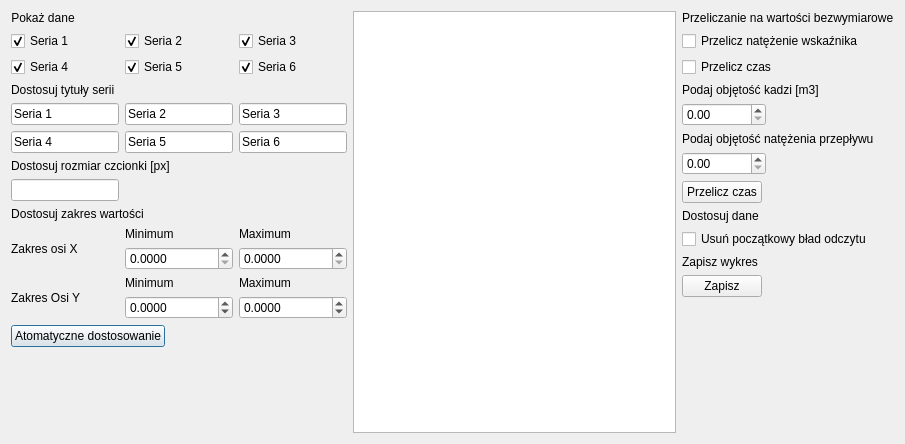
JakubDulewicz/CosDataAnalysis, file chartdialog.ui: the form before one commit.
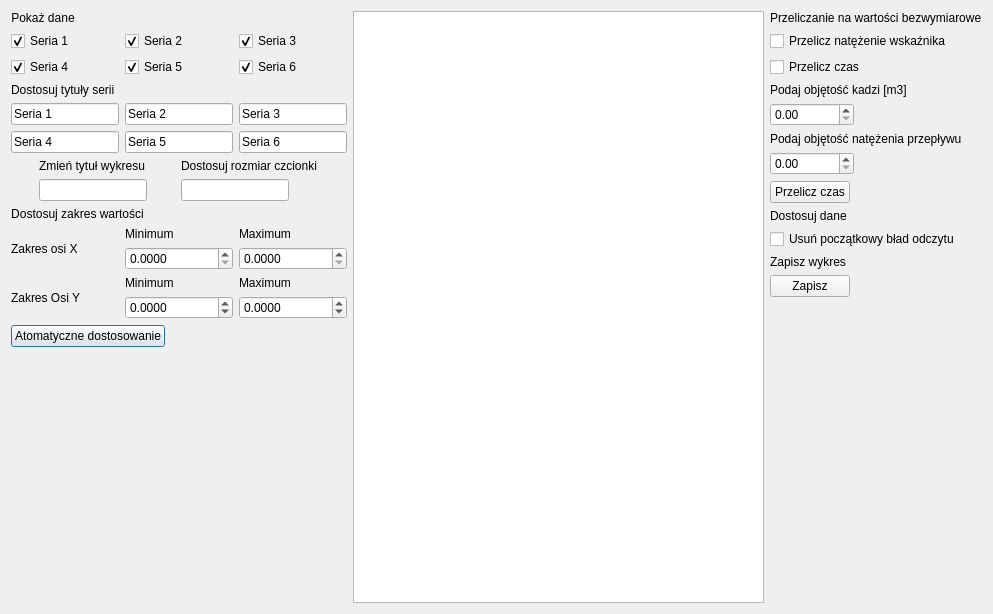
The form after the commit. Custom widgets are drawn as their Qt base class.

What changed in the file:
```diff
--- a/chartdialog.ui
+++ b/chartdialog.ui
@@ -6,8 +6,8 @@
    <rect>
     <x>0</x>
     <y>0</y>
-    <width>905</width>
-    <height>444</height>
+    <width>993</width>
+    <height>614</height>
    </rect>
   </property>
   <property name="sizePolicy">
@@ -204,13 +204,21 @@
         </layout>
        </item>
        <item>
+        <layout class="QGridLayout" name="gridLayout_5">
+         <item row="0" column="0">
         <widget class="QLabel" name="label_13">
+           <property name="sizePolicy">
+            <sizepolicy hsizetype="Maximum" vsizetype="Maximum">
+             <horstretch>0</horstretch>
+             <verstretch>0</verstretch>
+            </sizepolicy>
+           </property>
          <property name="text">
-          <string>Dostosuj rozmiar czcionki [px]</string>
+            <string>Zmień tytuł wykresu</string>
          </property>
         </widget>
        </item>
-       <item>
+         <item row="1" column="0">
         <widget class="QLineEdit" name="lineEdit_7">
          <property name="sizePolicy">
           <sizepolicy hsizetype="Maximum" vsizetype="Fixed">
@@ -219,6 +227,31 @@
           </sizepolicy>
          </property>
         </widget>
+         </item>
+         <item row="0" column="1">
+          <widget class="QLabel" name="label_14">
+           <property name="sizePolicy">
+            <sizepolicy hsizetype="Maximum" vsizetype="Maximum">
+             <horstretch>0</horstretch>
+             <verstretch>0</verstretch>
+            </sizepolicy>
+           </property>
+           <property name="text">
+            <string>Dostosuj rozmiar czcionki</string>
+           </property>
+          </widget>
+         </item>
+         <item row="1" column="1">
+          <widget class="QLineEdit" name="lineEdit_8">
+           <property name="sizePolicy">
+            <sizepolicy hsizetype="Maximum" vsizetype="Fixed">
+             <horstretch>0</horstretch>
+             <verstretch>0</verstretch>
+            </sizepolicy>
+           </property>
+          </widget>
+         </item>
+        </layout>
        </item>
       </layout>
      </item>
```
Lines whose indentation alone changed are shown as unchanged.
